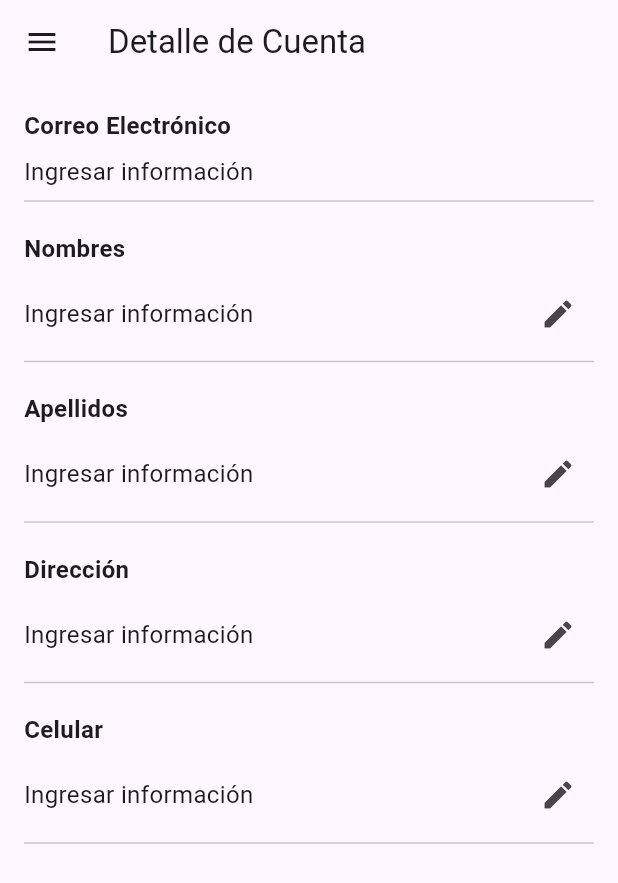
After one commit to IvanG0nzalez/Practica-Final, a Flutter app: the DetalleCuentaView screen opened by its route, in the side drawer, after a tap on the "edit" icon, on a phone screen of 412 x 824 dp. The commit adds this screen. Shown: the top 883 px of the screen. Run offline on Flutter 3.47's test engine with Material 3 defaults, Android fonts, the phone set to English and light mode, and no system bars; our stand-ins replace flutter_map, flutter_secure_storage, font_awesome_flutter, geolocator, latlong2, validators; missing offline and left inert: flutter_map_animations; accounts and stored records are empty; network calls fail.

Commit message:
Visualizar y editar datos cuenta

```diff
--- a/lib/main.dart
+++ b/lib/main.dart
@@ -1,4 +1,5 @@
 import 'package:flutter/material.dart';
+import 'package:noticias/views/detalleCuentaView.dart';
 import 'package:noticias/views/detalleNoticiaView.dart';
 import 'package:noticias/views/exception/Page404.dart';
 import 'package:noticias/views/noticiasView.dart';
@@ -44,14 +45,16 @@ class MyApp extends StatelessWidget {
         '/register': (context) => const RegisterView(),
         '/noticias': (context) => const NoticiasView(),
         '/noticias/detalle': (context) {
-          final args = ModalRoute.of(context)!.settings.arguments as Map<String, dynamic>;
+          final args = ModalRoute.of(context)!.settings.arguments
+              as Map<String, dynamic>;
           return DetalleNoticiaView(
             external_noticia: args['externalId'],
             noticia: args['noticia'],
           );
-    },
+        },
+        '/cuenta': (context) => const DetalleCuentaView(),
       },
-      onGenerateRoute: (setting){
+      onGenerateRoute: (setting) {
         if (setting.name == '/noticias/detalle') {
           final args = setting.arguments as Map<String, dynamic>;
           return MaterialPageRoute(
@@ -61,9 +64,7 @@ class MyApp extends StatelessWidget {
             ),
           );
         }
-        return MaterialPageRoute(
-          builder: (context) => const Page404()
-        );
+        return MaterialPageRoute(builder: (context) => const Page404());
       },
     );
   }
--- a/lib/views/comentariosMapaView.dart
+++ b/lib/views/comentariosMapaView.dart
@@ -102,7 +102,7 @@ class _ComentariosMapaViewState extends State<ComentariosMapaView>
               leading: Icon(Icons.account_circle_outlined),
               title: Text('Cuenta'),
               onTap: () {
-                // Aquí maneja la navegación para la opción "Cuenta"
+                Navigator.pushReplacementNamed(context, '/cuenta');
               },
             ),
             ListTile(
--- /dev/null
+++ b/lib/views/detalleCuentaView.dart
@@ -0,0 +1,337 @@
+import 'package:flutter/material.dart';
+import 'package:font_awesome_flutter/font_awesome_flutter.dart';
+import 'package:noticias/controls/servicio_back/FacadeService.dart';
+import 'package:noticias/controls/utiles/Utiles.dart';
+import 'package:noticias/views/comentariosMapaView.dart';
+
+class DetalleCuentaView extends StatefulWidget {
+  const DetalleCuentaView({Key? key}) : super(key: key);
+
+  @override
+  _DetalleCuentaViewState createState() => _DetalleCuentaViewState();
+}
+
+class _DetalleCuentaViewState extends State<DetalleCuentaView> {
+  final FacadeService facadeService = FacadeService();
+  final Utiles util = Utiles();
+
+  late Future<bool> isAdmin;
+
+  late String nombres = '';
+  late String apellidos = '';
+  late String correo = '';
+  late String direccion = '';
+  late String celular = '';
+
+  @override
+  void initState() {
+    super.initState();
+    isAdmin = util.getValue('isAdmin').then((value) => value == 'true');
+    cargarInformacionUsuario();
+  }
+
+  Future<void> cargarInformacionUsuario() async {
+    String? externalUser = await util.getValue('external_user');
+    final response = await facadeService.obtener_persona(externalUser!);
+    if (response.code == 200) {
+      setState(() {
+        nombres = response.datos['nombres'] ?? '';
+        apellidos = response.datos['apellidos'] ?? '';
+        correo = response.datos['cuenta']['correo'] ?? '';
+        direccion = response.datos['direccion'] ?? '';
+        celular = response.datos['celular'] ?? '';
+      });
+    } else {
+      // Manejar error si la solicitud no es exitosa
+    }
+  }
+
+  @override
+  Widget build(BuildContext context) {
+    return Scaffold(
+      appBar: AppBar(
+        leading: Builder(
+          builder: (context) => IconButton(
+            icon: const Icon(Icons.menu),
+            onPressed: () {
+              Scaffold.of(context).openDrawer();
+            },
+          ),
+        ),
+        title: Text('Detalle de Cuenta'),
+      ),
+      drawer: Drawer(
+        child: ListView(
+          padding: EdgeInsets.zero,
+          children: <Widget>[
+            const DrawerHeader(
+              decoration: BoxDecoration(
+                color: Color.fromARGB(255, 227, 206, 251),
+              ),
+              child: Text(
+                'Aplicación de Noticias',
+                style: TextStyle(
+                  fontSize: 24.0,
+                  fontWeight: FontWeight.bold,
+                ),
+              ),
+            ),
+            ListTile(
+              leading: Icon(Icons.article_outlined),
+              title: Text('Listado de Noticias'),
+              onTap: () {
+                Navigator.pushReplacementNamed(context, '/noticias');
+              },
+            ),
+            FutureBuilder<bool>(
+              future: isAdmin,
+              builder: (context, snapshot) {
+                if (snapshot.connectionState == ConnectionState.waiting) {
+                  return Container();
+                } else if (snapshot.hasError) {
+                  return Text('Error: ${snapshot.error}');
+                } else {
+                  if (snapshot.data == true) {
+                    return ListTile(
+                      leading: FaIcon(FontAwesomeIcons.mapMarkedAlt),
+                      title: Text(
+                        'Mapa general',
+                        style: TextStyle(
+                          fontSize: 16.0,
+                          fontWeight: FontWeight.normal,
+                        ),
+                      ),
+                      onTap: () {
+                        ver_comentarios_mapa();
+                      },
+                    );
+                  } else {
+                    return Container();
+                  }
+                }
+              },
+            ),
+            ListTile(
+              leading: Icon(Icons.account_circle_outlined),
+              title: Text('Cuenta'),
+              onTap: () {
+                Navigator.pushReplacementNamed(context, '/cuenta');
+              },
+            ),
+            ListTile(
+              leading: Icon(Icons.logout),
+              title: Text('Cerrar Sesión'),
+              onTap: () {
+                cerrarSesion();
+              },
+            ),
+          ],
+        ),
+      ),
+      body: SingleChildScrollView(
+        padding: EdgeInsets.all(16.0),
+        child: Column(
+          crossAxisAlignment: CrossAxisAlignment.start,
+          children: [
+            _construirFields('Correo Electrónico', correo),
+            _construirFields('Nombres', nombres),
+            _construirFields('Apellidos', apellidos),
+            _construirFields('Dirección', direccion),
+            _construirFields('Celular', celular),
+          ],
+        ),
+      ),
+    );
+  }
+
+  Widget _construirFields(String etiqueta, String valor) {
+    if (etiqueta == 'Correo Electrónico') {
+      return Column(
+        crossAxisAlignment: CrossAxisAlignment.start,
+        children: [
+          Text(
+            etiqueta,
+            style: TextStyle(
+              fontWeight: FontWeight.bold,
+              fontSize: 16,
+            ),
+          ),
+          SizedBox(height: 8),
+          Text(
+            valor.isNotEmpty ? valor : 'Ingresar información',
+            style: TextStyle(fontSize: 16),
+          ),
+          Divider(),
+          SizedBox(height: 12),
+        ],
+      );
+    } else {
+      return Column(
+        crossAxisAlignment: CrossAxisAlignment.start,
+        children: [
+          Text(
+            etiqueta,
+            style: TextStyle(
+              fontWeight: FontWeight.bold,
+              fontSize: 16,
+            ),
+          ),
+          SizedBox(height: 8),
+          Row(
+            mainAxisAlignment: MainAxisAlignment.spaceBetween,
+            children: [
+              Expanded(
+                child: Text(
+                  valor.isNotEmpty ? valor : 'Ingresar información',
+                  style: TextStyle(fontSize: 16),
+                ),
+              ),
+              IconButton(
+                onPressed: () {
+                  _mostrarEditarCampo(etiqueta, valor);
+                },
+                icon: Icon(Icons.edit),
+              ),
+            ],
+          ),
+          Divider(),
+          SizedBox(height: 12),
+        ],
+      );
+    }
+  }
+
+  void _mostrarEditarCampo(String etiqueta, String valor) {
+    TextEditingController controller = TextEditingController(text: valor);
+
+    showDialog(
+      context: context,
+      builder: (BuildContext context) {
+        return Dialog(
+          shape: RoundedRectangleBorder(
+            borderRadius: BorderRadius.circular(16.0),
+          ),
+          elevation: 0,
+          backgroundColor: Colors.black54,
+          child: SingleChildScrollView(
+            child: Padding(
+              padding: const EdgeInsets.all(16.0),
+              child: Column(
+                mainAxisSize: MainAxisSize.min,
+                children: [
+                  Text(
+                    'Editar $etiqueta',
+                    style: TextStyle(
+                      fontSize: 20,
+                      fontWeight: FontWeight.bold,
+                      color: Colors.white,
+                    ),
+                  ),
+                  SizedBox(height: 20),
+                  TextField(
+                    controller: controller,
+                    maxLines: null,
+                    keyboardType: TextInputType.multiline,
+                    style: TextStyle(color: Colors.white),
+                    decoration: InputDecoration(
+                      hintText: 'Escriba su información aquí',
+                      hintStyle: TextStyle(color: Colors.white),
+                      border: OutlineInputBorder(
+                        borderSide: BorderSide(color: Colors.white),
+                      ),
+                    ),
+                  ),
+                  SizedBox(height: 20),
+                  Row(
+                    mainAxisAlignment: MainAxisAlignment.end,
+                    children: [
+                      TextButton(
+                        onPressed: () {
+                          Navigator.of(context).pop();
+                        },
+                        child: Text(
+                          'Cancelar',
+                          style: TextStyle(
+                            color: Colors.white,
+                          ),
+                        ),
+                      ),
+                      SizedBox(width: 10),
+                      ElevatedButton(
+                        onPressed: () async {
+                          String newValue = controller.text;
+                          Map<String, dynamic> newData = {
+                            etiqueta.toLowerCase(): newValue,
+                          };
+                          String? externalUser =
+                              await util.getValue('external_user');
+                          final response = await facadeService.editar_persona(
+                              externalUser!, newData);
+                          if (response.code == 200) {
+                            setState(() {
+                              switch (etiqueta) {
+                                case 'Correo Electrónico':
+                                  correo = newValue;
+                                  break;
+                                case 'Nombres':
+                                  nombres = newValue;
+                                  break;
+                                case 'Apellidos':
+                                  apellidos = newValue;
+                                  break;
+                                case 'Dirección':
+                                  direccion = newValue;
+                                  break;
+                                case 'Celular':
+                                  celular = newValue;
+                                  break;
+                              }
+                            });
+                            Navigator.of(context).pop();
+                          } else {
+                            final SnackBar msg = SnackBar(
+                                content: Text('Error ${response.code}'));
+                            ScaffoldMessenger.of(context).showSnackBar(msg);
+                          }
+                        },
+                        style: ElevatedButton.styleFrom(
+                          backgroundColor: Colors.white,
+                          foregroundColor: Colors.black,
+                        ),
+                        child: Text('Guardar'),
+                      ),
+                    ],
+                  ),
+                ],
+              ),
+            ),
+          ),
+        );
+      },
+    );
+  }
+
+  void ver_comentarios_mapa() {
+    facadeService.obtener_comentarios().then((value) {
+      if (value.code == 200) {
+        Navigator.push(
+          context,
+          MaterialPageRoute(
+            builder: (context) => ComentariosMapaView(
+              comentarios: value.datos,
+            ),
+          ),
+        );
+      } else {
+        final SnackBar msg = SnackBar(content: Text('Error ${value.code}'));
+        ScaffoldMessenger.of(context).showSnackBar(msg);
+      }
+    });
+  }
+
+  void cerrarSesion() async {
+    Utiles util = Utiles();
+    util.removeAllItems();
+    Navigator.pushReplacementNamed(context, '/home');
+  }
+}
--- a/lib/views/detalleNoticiaView.dart
+++ b/lib/views/detalleNoticiaView.dart
@@ -112,7 +112,7 @@ class _DetalleNoticiaViewState extends State<DetalleNoticiaView> {
               leading: Icon(Icons.account_circle_outlined),
               title: Text('Cuenta'),
               onTap: () {
-                // Aquí maneja la navegación para la opción "Cuenta"
+                Navigator.pushReplacementNamed(context, '/cuenta');
               },
             ),
             ListTile(
--- a/lib/views/noticiasView.dart
+++ b/lib/views/noticiasView.dart
@@ -99,7 +99,7 @@ class _NoticiasViewState extends State<NoticiasView> {
               leading: Icon(Icons.account_circle_outlined),
               title: Text('Cuenta'),
               onTap: () {
-                // Aquí maneja la navegación para la opción "Cuenta"
+                Navigator.pushReplacementNamed(context, '/cuenta');
               },
             ),
             ListTile(
```
Also changed, not shown: lib/controls/servicio_back/FacadeService.dart (+8 -0 lines).
